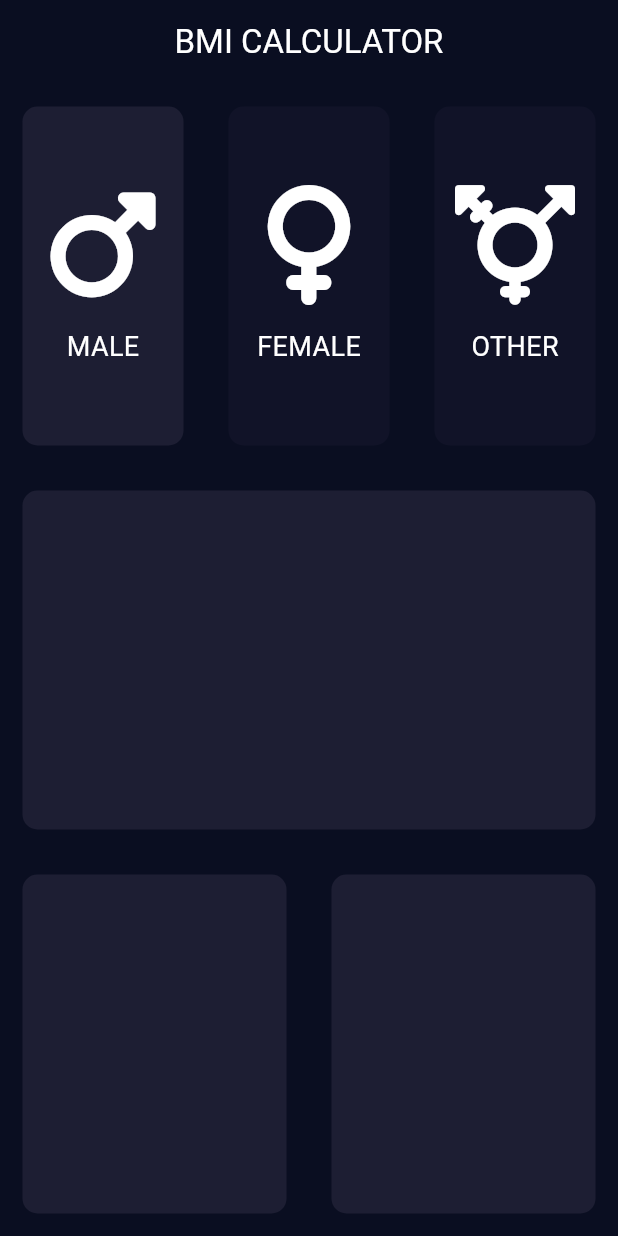
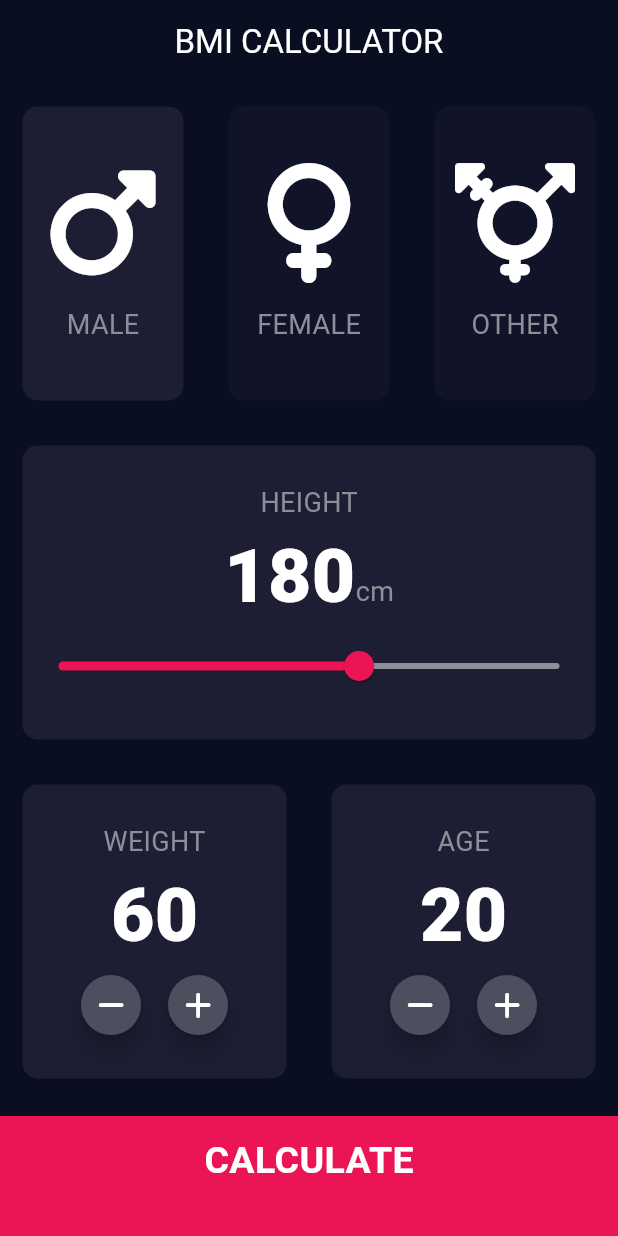
Before and after one commit to Kavin-Kl/bmi-calc-app, a Flutter app: the screen it shows after launch, after a tap on "MALE", on a phone screen of 412 x 824 dp. Run offline on Flutter 3.47's test engine with Material 3 defaults, Android fonts, the phone set to English and light mode, and no system bars; our stand-ins replace font_awesome_flutter.

Commit message:
IMPUT PAGE UI DONE

```diff
--- a/lib/IconContent.dart
+++ b/lib/IconContent.dart
@@ -25,7 +25,7 @@ class IconContent extends StatelessWidget {
                 label!,
                 style: TextStyle(
                   fontSize: 18.0,
-                  color: Colors.white,
+                  color: Color(0xFF8D8E98),
                 ),
               ),
       ],
--- /dev/null
+++ b/lib/RoundIconButton.dart
@@ -0,0 +1,27 @@
+import 'package:flutter/material.dart';
+
+class RoundIconButton extends StatelessWidget {
+  final IconData icon;
+  final VoidCallback onPress;
+
+  RoundIconButton({required this.icon, required this.onPress});
+
+  @override
+  Widget build(BuildContext context) {
+    return RawMaterialButton(
+      onPressed: onPress,
+      elevation: 6.0,
+      constraints: BoxConstraints.tightFor(
+        width: 40.0,
+        height: 40.0,
+      ),
+      shape: CircleBorder(),
+      fillColor: Color(0xFF4C4F5E),
+      child: Icon(
+        icon,
+        color: Colors.white,
+        size: 20.0,
+      ),
+    );
+  }
+}
--- /dev/null
+++ b/lib/constants.dart
@@ -0,0 +1,16 @@
+import 'package:flutter/material.dart';
+
+const kactiveCardColor = Color(0xFF1D1E33);
+const kbottomContainerHeight = 80.0;
+const kinactiveCardColor = Color(0xFF111328);
+const kbottomContainerColor = Color(0xFFEB1555);
+
+const kLabelTextStyle = TextStyle(
+  fontSize: 18.0,
+  color: Color(0xFF8D8E98),
+);
+
+const kNumberTextStyle = TextStyle(
+  fontSize: 50.0,
+  fontWeight: FontWeight.w900,
+);
--- a/lib/inputpage.dart
+++ b/lib/inputpage.dart
@@ -2,11 +2,9 @@ import 'package:flutter/material.dart';
 import 'package:font_awesome_flutter/font_awesome_flutter.dart';
 import 'IconContent.dart';
 import 'ReuseableCard.dart';
-
-const activeCardColor = Color(0xFF1D1E33);
-const bottomContainerHeight = 80.0;
-const inactiveCardColor = Color(0xFF111328);
-const bottomContainerColor = Color(0xFFEB1555);
+import 'constants.dart';
+import 'RoundIconButton.dart';
+import 'results_page.dart';
 
 enum Gender { male, female, other }
 
@@ -18,34 +16,37 @@ class InputPage extends StatefulWidget {
 }
 
 class _InputPageState extends State<InputPage> {
-  Color maleCardColor = inactiveCardColor;
-  Color femaleCardColor = inactiveCardColor;
-  Color otherCardColor = inactiveCardColor;
+  Color maleCardColor = kinactiveCardColor;
+  Color femaleCardColor = kinactiveCardColor;
+  Color otherCardColor = kinactiveCardColor;
+  int height = 180;
+  int weight = 60;
+  int age = 20;
 
   void updateColor(Gender gender) {
     if (gender == Gender.male) {
-      if (maleCardColor == inactiveCardColor) {
-        maleCardColor = activeCardColor;
-        femaleCardColor = inactiveCardColor;
-        otherCardColor = inactiveCardColor;
+      if (maleCardColor == kinactiveCardColor) {
+        maleCardColor = kactiveCardColor;
+        femaleCardColor = kinactiveCardColor;
+        otherCardColor = kinactiveCardColor;
       } else {
-        maleCardColor = inactiveCardColor;
+        maleCardColor = kinactiveCardColor;
       }
     } else if (gender == Gender.female) {
-      if (femaleCardColor == inactiveCardColor) {
-        femaleCardColor = activeCardColor;
-        maleCardColor = inactiveCardColor;
-        otherCardColor = inactiveCardColor;
+      if (femaleCardColor == kinactiveCardColor) {
+        femaleCardColor = kactiveCardColor;
+        maleCardColor = kinactiveCardColor;
+        otherCardColor = kinactiveCardColor;
       } else {
-        femaleCardColor = inactiveCardColor;
+        femaleCardColor = kinactiveCardColor;
       }
     } else if (gender == Gender.other) {
-      if (otherCardColor == inactiveCardColor) {
-        otherCardColor = activeCardColor;
-        maleCardColor = inactiveCardColor;
-        femaleCardColor = inactiveCardColor;
+      if (otherCardColor == kinactiveCardColor) {
+        otherCardColor = kactiveCardColor;
+        maleCardColor = kinactiveCardColor;
+        femaleCardColor = kinactiveCardColor;
       } else {
-        otherCardColor = inactiveCardColor;
+        otherCardColor = kinactiveCardColor;
       }
     }
   }
@@ -58,6 +59,7 @@ class _InputPageState extends State<InputPage> {
         centerTitle: true,
       ),
       body: Column(
+        crossAxisAlignment: CrossAxisAlignment.stretch,
         children: [
           Expanded(
             child: Row(
@@ -115,23 +117,153 @@ class _InputPageState extends State<InputPage> {
           ),
           Expanded(
             child: ReuseableCard(
-              colour: activeCardColor,
-            ),
+                colour: kactiveCardColor,
+                cardChild: Column(
+                  mainAxisAlignment: MainAxisAlignment.center,
+                  children: [
+                    Text(
+                      'HEIGHT',
+                      style: kLabelTextStyle,
+                    ),
+                    Row(
+                      mainAxisAlignment: MainAxisAlignment.center,
+                      crossAxisAlignment: CrossAxisAlignment.baseline,
+                      textBaseline: TextBaseline.alphabetic,
+                      children: [
+                        Text(
+                          height.toString(),
+                          style: kNumberTextStyle,
+                        ),
+                        Text(
+                          'cm',
+                          style: kLabelTextStyle,
+                        ),
+                      ],
+                    ),
+                    Slider(
+                      value: height.toDouble(),
+                      min: 120.0,
+                      max: 220.0,
+                      activeColor: Color(0xFFEB1555),
+                      inactiveColor: Color(0xFF8D8E98),
+                      onChanged: (double newValue) {
+                        setState(() {
+                          height = newValue.round();
+                        });
+                      },
+                    )
+                  ],
+                )),
           ),
           Expanded(
             child: Row(
               children: [
                 Expanded(
                   child: ReuseableCard(
-                    colour: activeCardColor,
+                    colour: kactiveCardColor,
+                    cardChild: Column(
+                      mainAxisAlignment: MainAxisAlignment.center,
+                      children: [
+                        Text(
+                          "WEIGHT",
+                          style: kLabelTextStyle,
+                        ),
+                        Text(
+                          weight.toString(),
+                          style: kNumberTextStyle,
+                        ),
+                        Row(
+                          mainAxisAlignment: MainAxisAlignment.center,
+                          children: [
+                            RoundIconButton(
+                              icon: FontAwesomeIcons.minus,
+                              onPress: () {
+                                setState(() {
+                                  weight--;
+                                });
+                              },
+                            ),
+                            SizedBox(
+                              width: 10.0,
+                            ),
+                            RoundIconButton(
+                              icon: FontAwesomeIcons.plus,
+                              onPress: () {
+                                setState(() {
+                                  weight++;
+                                });
+                              },
+                            ),
+                          ],
+                        )
+                      ],
+                    ),
                   ),
                 ),
                 Expanded(
                   child: ReuseableCard(
-                    colour: activeCardColor,
+                    colour: kactiveCardColor,
+                    cardChild: Column(
+                      mainAxisAlignment: MainAxisAlignment.center,
+                      children: [
+                        Text(
+                          "AGE",
+                          style: kLabelTextStyle,
+                        ),
+                        Text(
+                          age.toString(),
+                          style: kNumberTextStyle,
+                        ),
+                        Row(
+                          mainAxisAlignment: MainAxisAlignment.center,
+                          children: [
+                            RoundIconButton(
+                              icon: FontAwesomeIcons.minus,
+                              onPress: () {
+                                setState(() {
+                                  age--;
+                                });
+                              },
+                            ),
+                            SizedBox(
+                              width: 10.0,
+                            ),
+                            RoundIconButton(
+                              icon: FontAwesomeIcons.plus,
+                              onPress: () {
+                                setState(() {
+                                  age++;
+                                });
+                              },
+                            ),
+                          ],
+                        )
+                      ],
+                    ),
                   ),
                 ),
               ],
+            ),
+          ),
+          GestureDetector(
+            onTap: () {
+              Navigator.push(context,
+                  MaterialPageRoute(builder: (context) => ResultsPage()));
+            },
+            child: Container(
+              alignment: Alignment.center,
+              padding: EdgeInsets.only(bottom: 20.0),
+              child: Text(
+                'CALCULATE',
+                style: TextStyle(
+                  fontSize: 25.0,
+                  fontWeight: FontWeight.bold,
+                ),
+              ),
+              color: kbottomContainerColor,
+              margin: EdgeInsets.only(top: 10.0),
+              width: double.infinity,
+              height: kbottomContainerHeight,
             ),
           ),
         ],
--- /dev/null
+++ b/lib/results_page.dart
@@ -0,0 +1,15 @@
+import 'package:flutter/material.dart';
+
+class ResultsPage extends StatelessWidget {
+  const ResultsPage({super.key});
+
+  @override
+  Widget build(BuildContext context) {
+    return Scaffold(
+      appBar: AppBar(
+        title: Text('BMI CALCULATOR'),
+      ),
+      body: Text('Hello World'),
+    );
+  }
+}
```
